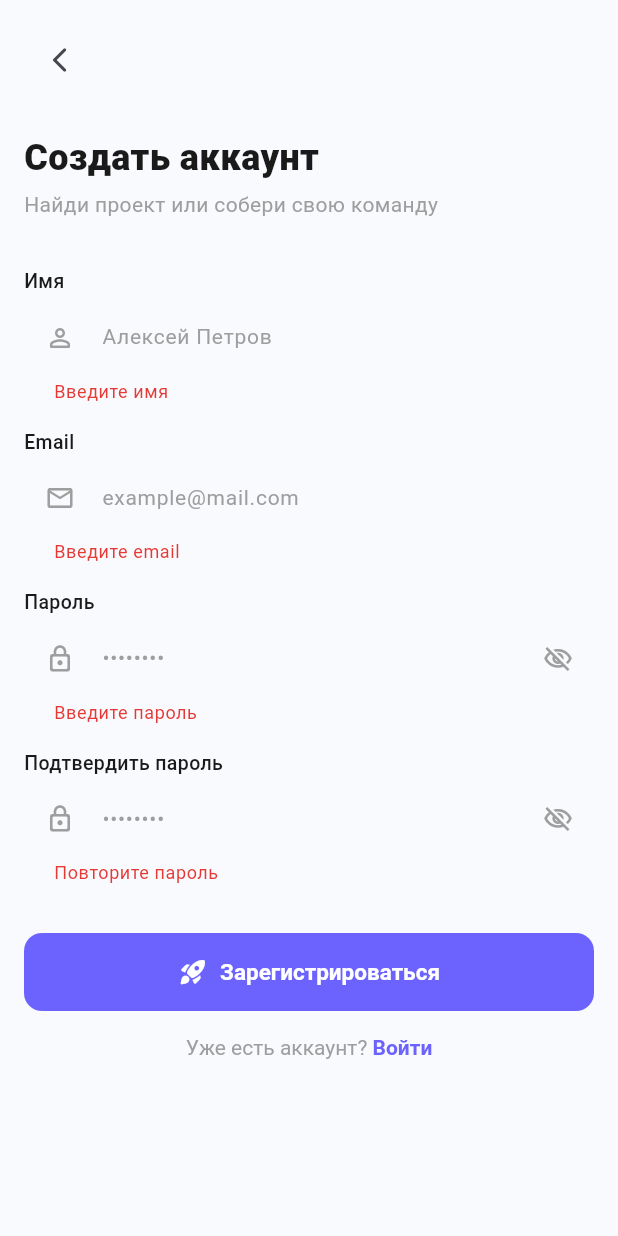
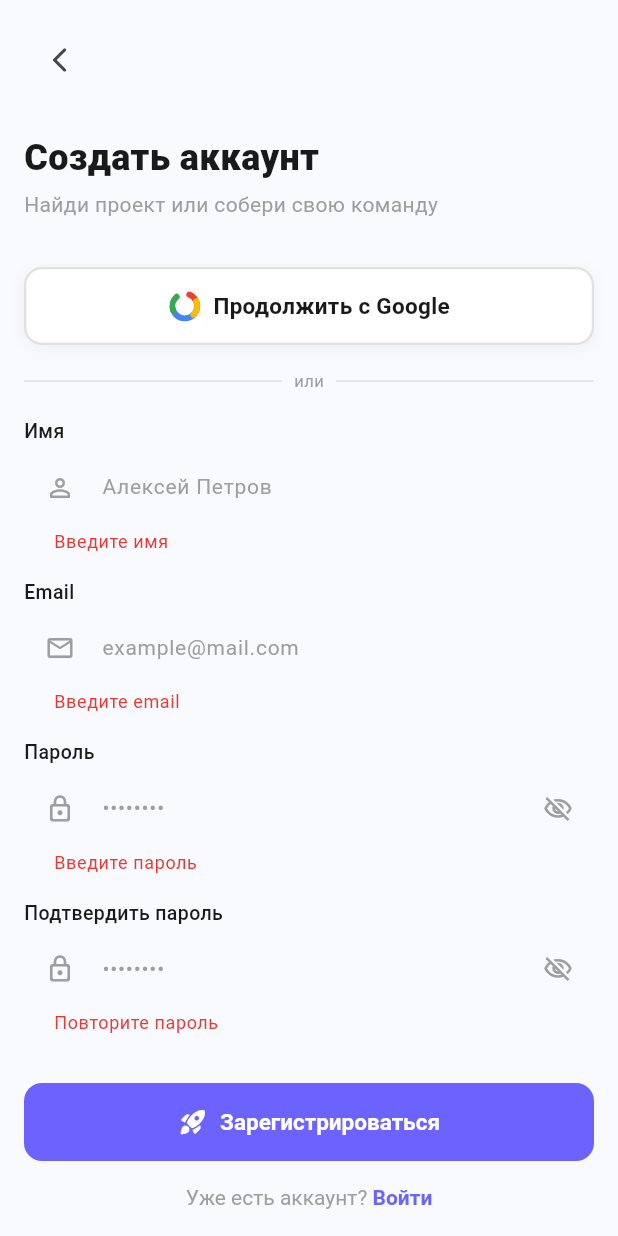
Before and after one commit to dontcallme112/archon, a Flutter app: the RegisterPage screen opened by its route, after a tap on "Зарегистрироваться", on a phone screen of 412 x 824 dp. Run offline on Flutter 3.47's test engine with Material 3 defaults, Android fonts, the phone set to English and light mode, and no system bars; our stand-ins replace firebase_auth, firebase_core, flutter_bloc, get_it, go_router, google_sign_in and 1 more; accounts and stored records are empty; Roboto replaces fonts that are missing (Nunito).

Commit message:
register and auth changes

```diff
--- a/lib/presentation/auth/pages/register_page.dart
+++ b/lib/presentation/auth/pages/register_page.dart
@@ -2,6 +2,7 @@ import 'package:flutter/material.dart';
 import 'package:flutter_bloc/flutter_bloc.dart';
 import 'package:go_router/go_router.dart';
 import '../bloc/auth_bloc.dart';
+import '../widgets/google_sign_in_button.dart';
 import '../../common/widgets/common_widgets.dart';
 import '../../../core/constants/app_colors.dart';
 import '../../../core/constants/app_sizes.dart';
@@ -45,8 +46,7 @@ class _RegisterPageState extends State<RegisterPage> {
               backgroundColor: AppColors.error,
               behavior: SnackBarBehavior.floating,
               shape: RoundedRectangleBorder(
-                borderRadius: BorderRadius.circular(AppSizes.radiusMd),
-              ),
+                  borderRadius: BorderRadius.circular(AppSizes.radiusMd)),
               margin: const EdgeInsets.all(AppSizes.md),
             ),
           );
@@ -62,7 +62,6 @@ class _RegisterPageState extends State<RegisterPage> {
               child: Column(
                 crossAxisAlignment: CrossAxisAlignment.start,
                 children: [
-                  // ─── Back button ──────────────────────────────
                   IconButton(
                     icon: const Icon(Icons.arrow_back_ios_rounded, size: 20),
                     onPressed: () => context.pop(),
@@ -71,7 +70,6 @@ class _RegisterPageState extends State<RegisterPage> {
                   ),
                   const SizedBox(height: AppSizes.lg),
 
-                  // ─── Header ───────────────────────────────────
                   Text('Создать аккаунт', style: AppTypography.h1),
                   const SizedBox(height: AppSizes.xs),
                   Text(
@@ -80,7 +78,32 @@ class _RegisterPageState extends State<RegisterPage> {
                   ),
                   const SizedBox(height: AppSizes.xl),
 
-                  // ─── Name ─────────────────────────────────────
+                  // ─── Google button ─────────────────────────────
+                  BlocBuilder<AuthBloc, AuthState>(
+                    builder: (context, state) => GoogleSignInButton(
+                      isLoading: state is AuthLoading,
+                      onTap: () => context
+                          .read<AuthBloc>()
+                          .add(AuthGoogleSignInRequested()),
+                    ),
+                  ),
+                  const SizedBox(height: AppSizes.md),
+
+                  // ─── Divider ───────────────────────────────────
+                  Row(
+                    children: [
+                      const Expanded(child: Divider()),
+                      Padding(
+                        padding: const EdgeInsets.symmetric(
+                            horizontal: AppSizes.sm),
+                        child: Text('или', style: AppTypography.caption),
+                      ),
+                      const Expanded(child: Divider()),
+                    ],
+                  ),
+                  const SizedBox(height: AppSizes.md),
+
+                  // ─── Name ──────────────────────────────────────
                   AppTextField(
                     hint: 'Алексей Петров',
                     label: 'Имя',
@@ -95,7 +118,7 @@ class _RegisterPageState extends State<RegisterPage> {
                   ),
                   const SizedBox(height: AppSizes.md),
 
-                  // ─── Email ────────────────────────────────────
+                  // ─── Email ─────────────────────────────────────
                   AppTextField(
                     hint: 'example@mail.com',
                     label: 'Email',
@@ -111,7 +134,7 @@ class _RegisterPageState extends State<RegisterPage> {
                   ),
                   const SizedBox(height: AppSizes.md),
 
-                  // ─── Password ─────────────────────────────────
+                  // ─── Password ──────────────────────────────────
                   AppTextField(
                     hint: '••••••••',
                     label: 'Пароль',
@@ -127,8 +150,8 @@ class _RegisterPageState extends State<RegisterPage> {
                         color: AppColors.grey,
                         size: 20,
                       ),
-                      onPressed: () =>
-                          setState(() => _obscurePassword = !_obscurePassword),
+                      onPressed: () => setState(
+                          () => _obscurePassword = !_obscurePassword),
                     ),
                     validator: (v) {
                       if (v == null || v.isEmpty) return 'Введите пароль';
@@ -138,7 +161,7 @@ class _RegisterPageState extends State<RegisterPage> {
                   ),
                   const SizedBox(height: AppSizes.md),
 
-                  // ─── Confirm password ─────────────────────────
+                  // ─── Confirm ───────────────────────────────────
                   AppTextField(
                     hint: '••••••••',
                     label: 'Подтвердить пароль',
@@ -154,8 +177,8 @@ class _RegisterPageState extends State<RegisterPage> {
                         color: AppColors.grey,
                         size: 20,
                       ),
-                      onPressed: () =>
-                          setState(() => _obscureConfirm = !_obscureConfirm),
+                      onPressed: () => setState(
+                          () => _obscureConfirm = !_obscureConfirm),
                     ),
                     validator: (v) {
                       if (v == null || v.isEmpty) return 'Повторите пароль';
@@ -166,30 +189,28 @@ class _RegisterPageState extends State<RegisterPage> {
                   ),
                   const SizedBox(height: AppSizes.xl),
 
-                  // ─── Register button ──────────────────────────
+                  // ─── Register button ───────────────────────────
                   BlocBuilder<AuthBloc, AuthState>(
-                    builder: (context, state) {
-                      return PrimaryButton(
-                        label: 'Зарегистрироваться',
-                        icon: Icons.rocket_launch_rounded,
-                        isLoading: state is AuthLoading,
-                        onTap: _submit,
-                      );
-                    },
+                    builder: (context, state) => PrimaryButton(
+                      label: 'Зарегистрироваться',
+                      icon: Icons.rocket_launch_rounded,
+                      isLoading: state is AuthLoading,
+                      onTap: _submit,
+                    ),
                   ),
                   const SizedBox(height: AppSizes.md),
 
-                  // ─── Login link ───────────────────────────────
+                  // ─── Login link ────────────────────────────────
                   Center(
                     child: GestureDetector(
                       onTap: () => context.pop(),
                       child: RichText(
                         text: TextSpan(
-                          style: AppTypography.body,
                           children: [
-                            const TextSpan(
+                            TextSpan(
                               text: 'Уже есть аккаунт? ',
-                              style: TextStyle(color: AppColors.grey),
+                              style: AppTypography.body
+                                  .copyWith(color: AppColors.grey),
                             ),
                             TextSpan(
                               text: 'Войти',
--- /dev/null
+++ b/lib/presentation/auth/widgets/google_sign_in_button.dart
@@ -0,0 +1,106 @@
+import 'package:flutter/material.dart';
+import '../../../core/constants/app_colors.dart';
+import '../../../core/constants/app_sizes.dart';
+import '../../../core/constants/app_typography.dart';
+
+class GoogleSignInButton extends StatelessWidget {
+  final bool isLoading;
+  final VoidCallback onTap;
+
+  const GoogleSignInButton({
+    super.key,
+    required this.isLoading,
+    required this.onTap,
+  });
+
+  @override
+  Widget build(BuildContext context) {
+    return GestureDetector(
+      onTap: isLoading ? null : onTap,
+      child: Container(
+        width: double.infinity,
+        height: AppSizes.buttonHeight,
+        decoration: BoxDecoration(
+          color: AppColors.white,
+          borderRadius: BorderRadius.circular(AppSizes.radiusMd),
+          border: Border.all(color: AppColors.lightGrey, width: 1.5),
+          boxShadow: [
+            BoxShadow(
+              color: AppColors.dark.withOpacity(0.05),
+              blurRadius: 8,
+              offset: const Offset(0, 2),
+            ),
+          ],
+        ),
+        child: isLoading
+            ? const Center(
+                child: SizedBox(
+                  width: 20,
+                  height: 20,
+                  child: CircularProgressIndicator(
+                    color: AppColors.primary,
+                    strokeWidth: 2,
+                  ),
+                ),
+              )
+            : Row(
+                mainAxisAlignment: MainAxisAlignment.center,
+                children: [
+                  const _GoogleLogo(size: 22),
+                  const SizedBox(width: AppSizes.sm),
+                  Text(
+                    'Продолжить с Google',
+                    style: AppTypography.button
+                        .copyWith(color: AppColors.dark),
+                  ),
+                ],
+              ),
+      ),
+    );
+  }
+}
+
+class _GoogleLogo extends StatelessWidget {
+  final double size;
+  const _GoogleLogo({required this.size});
+
+  @override
+  Widget build(BuildContext context) {
+    return SizedBox(
+      width: size,
+      height: size,
+      child: CustomPaint(painter: _GoogleLogoPainter()),
+    );
+  }
+}
+
+class _GoogleLogoPainter extends CustomPainter {
+  @override
+  void paint(Canvas canvas, Size size) {
+    final c = Offset(size.width / 2, size.height / 2);
+    final r = size.width / 2 * 0.75;
+    final sw = size.width * 0.18;
+
+    void arc(Color color, double start, double sweep) {
+      canvas.drawArc(
+        Rect.fromCircle(center: c, radius: r),
+        start,
+        sweep,
+        false,
+        Paint()
+          ..color = color
+          ..style = PaintingStyle.stroke
+          ..strokeWidth = sw
+          ..strokeCap = StrokeCap.round,
+      );
+    }
+
+    arc(const Color(0xFFEA4335), -1.2, 2.0); // red
+    arc(const Color(0xFF4285F4), 0.8, 2.0);  // blue
+    arc(const Color(0xFF34A853), 2.8, 1.2);  // green
+    arc(const Color(0xFFFBBC05), -0.4, 1.2); // yellow
+  }
+
+  @override
+  bool shouldRepaint(covariant CustomPainter oldDelegate) => false;
+}
--- a/pubspec.yaml
+++ b/pubspec.yaml
@@ -62,6 +62,8 @@ dependencies:
 
   flutter_dotenv: ^5.1.0
 
+  google_sign_in: ^6.2.1
+
 dev_dependencies:
   flutter_test:
     sdk: flutter
```
Also changed, not shown: lib/presentation/auth/bloc/auth_bloc.dart (+36 -3 lines), lib/presentation/auth/pages/login_page.dart (+43 -21 lines), pubspec.lock, 2 other files.
